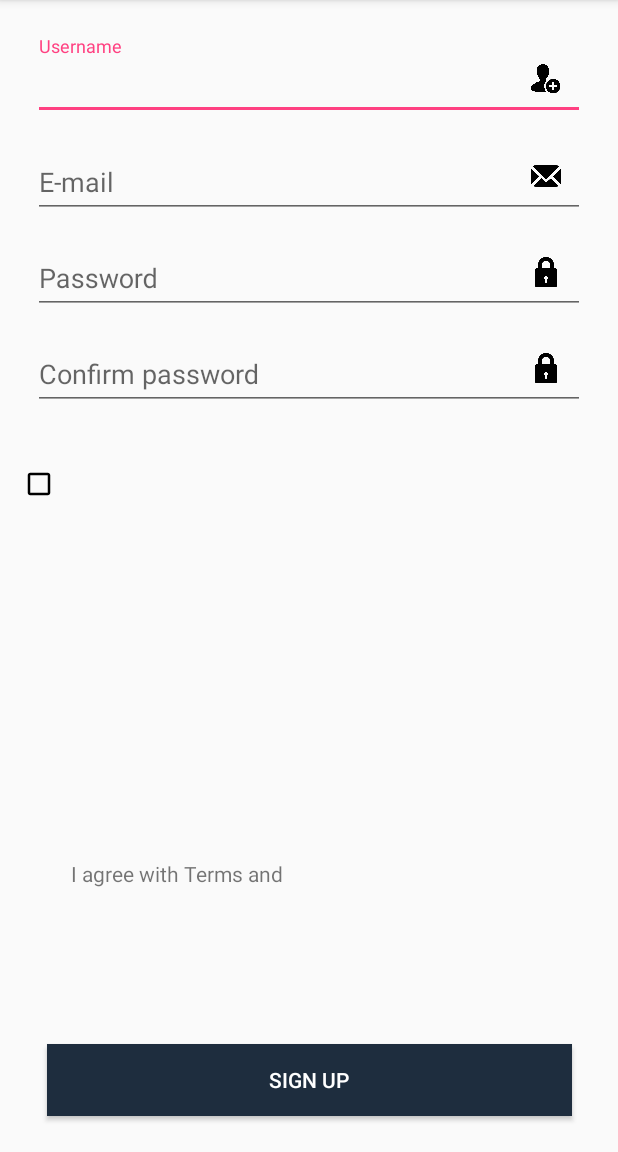
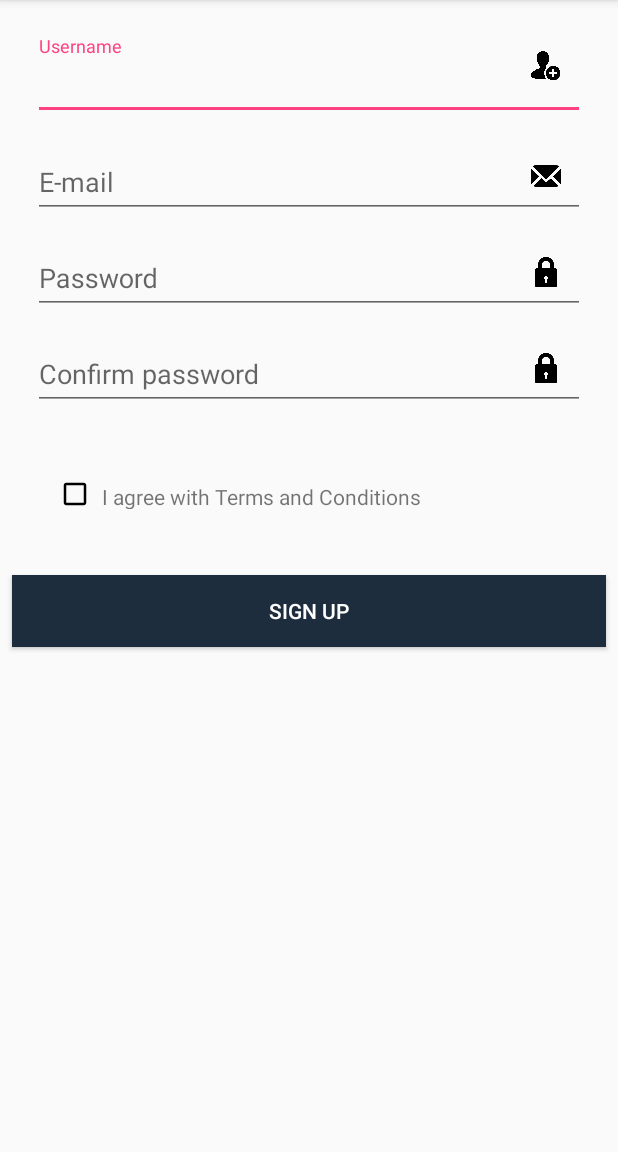
Before and after one commit to stetter/dh_art_-_museum, an Android app: the CadastroActivity screen opened directly, with no data from a screen before it, on a phone screen of 412 x 824 dp, the part 84-1236 px from its top. Run offline under Robolectric (Android 15) with nearby library versions, the phone set to English and light mode, and no system bars.

Commit message:
ajustes merge

```diff
--- a/app/src/main/res/layout/activity_cadastro.xml
+++ b/app/src/main/res/layout/activity_cadastro.xml
@@ -21,7 +21,7 @@
         <android.support.design.widget.TextInputEditText
             android:layout_width="match_parent"
             android:layout_height="wrap_content"
-            android:hint="Username" />
+            android:hint="@string/username" />
     </android.support.design.widget.TextInputLayout>
 
     <android.support.design.widget.TextInputLayout
@@ -38,7 +38,7 @@
         <android.support.design.widget.TextInputEditText
             android:layout_width="match_parent"
             android:layout_height="wrap_content"
-            android:hint="E-mail" />
+            android:hint="@string/e_mail" />
     </android.support.design.widget.TextInputLayout>
 
     <android.support.design.widget.TextInputLayout
@@ -55,7 +55,7 @@
         <android.support.design.widget.TextInputEditText
             android:layout_width="match_parent"
             android:layout_height="wrap_content"
-            android:hint="Password" />
+            android:hint="@string/password" />
     </android.support.design.widget.TextInputLayout>
 
     <android.support.design.widget.TextInputLayout
@@ -72,20 +72,21 @@
         <android.support.design.widget.TextInputEditText
             android:layout_width="match_parent"
             android:layout_height="wrap_content"
-            android:hint="Confirm password" />
+            android:hint="@string/confirm_password" />
     </android.support.design.widget.TextInputLayout>
 
     <ImageView
         android:id="@+id/image_username"
         android:layout_width="20dp"
         android:layout_height="24dp"
+        android:layout_marginTop="8dp"
+        android:layout_marginEnd="16dp"
         android:layout_marginBottom="8dp"
-        android:layout_marginEnd="16dp"
-        android:layout_marginTop="8dp"
         android:src="@drawable/image_username"
         app:layout_constraintBottom_toBottomOf="@+id/text_username"
         app:layout_constraintEnd_toEndOf="@+id/text_username"
-        app:layout_constraintTop_toTopOf="@+id/text_username" />
+        app:layout_constraintTop_toTopOf="@+id/text_username"
+        app:layout_constraintVertical_bias="0.0" />
 
     <ImageView
         android:id="@+id/image_email"
@@ -127,38 +128,39 @@
         android:id="@+id/image_check_box"
         android:layout_width="20dp"
         android:layout_height="24dp"
-        android:layout_marginStart="16dp"
-        android:layout_marginTop="37dp"
+        android:layout_marginStart="40dp"
+        android:layout_marginTop="44dp"
         android:src="@drawable/ic_check_box_outline_24dp"
         app:layout_constraintStart_toStartOf="parent"
         app:layout_constraintTop_toBottomOf="@+id/text_confirm_password" />
 
     <TextView
         android:id="@+id/text_terms_conditions"
-        android:layout_width="211dp"
-        android:layout_height="19dp"
-        android:layout_marginBottom="104dp"
-        android:layout_marginEnd="84dp"
+        android:layout_width="288dp"
+        android:layout_height="18dp"
         android:layout_marginStart="8dp"
-        android:text="I agree with Terms and Conditions"
-        app:layout_constraintBottom_toTopOf="@+id/button"
+        android:layout_marginTop="48dp"
+        android:layout_marginEnd="8dp"
+        android:text="@string/i_agree_with_terms_and_conditions"
         app:layout_constraintEnd_toEndOf="parent"
-        app:layout_constraintHorizontal_bias="0.044"
-        app:layout_constraintStart_toEndOf="@+id/image_check_box" />
+        app:layout_constraintHorizontal_bias="0.0"
+        app:layout_constraintStart_toEndOf="@+id/image_check_box"
+        app:layout_constraintTop_toBottomOf="@+id/text_confirm_password" />
 
     <Button
         android:id="@+id/button"
-        android:layout_width="350dp"
+        android:layout_width="0dp"
         android:layout_height="wrap_content"
-        android:layout_marginBottom="24dp"
+        android:layout_marginStart="8dp"
+        android:layout_marginTop="44dp"
         android:layout_marginEnd="8dp"
-        android:layout_marginStart="8dp"
-        android:background="@color/colorPrimarySignUp"
-        android:text="Sign up"
+        android:background="@color/colorPrimaryDark"
+        android:text="@string/sign_up"
         android:textAlignment="center"
-        android:textColor="@android:color/background_light"
-        app:layout_constraintBottom_toBottomOf="parent"
+        android:textColor="@android:color/white"
         app:layout_constraintEnd_toEndOf="parent"
-        app:layout_constraintStart_toStartOf="parent" />
+        app:layout_constraintHorizontal_bias="0.488"
+        app:layout_constraintStart_toStartOf="parent"
+        app:layout_constraintTop_toBottomOf="@+id/text_terms_conditions" />
 
 </android.support.constraint.ConstraintLayout>
--- a/app/src/main/res/values/strings.xml
+++ b/app/src/main/res/values/strings.xml
@@ -8,4 +8,8 @@
     <string name="login_with_facebook">login with facebook</string>
     <string name="login_with_twitter">login with twitter</string>
     <string name="login_with_google">login with google</string>
+    <string name="username">Username</string>
+    <string name="e_mail">E-mail</string>
+    <string name="confirm_password">Confirm password</string>
+    <string name="i_agree_with_terms_and_conditions">I agree with Terms and Conditions</string>
 </resources>
```
